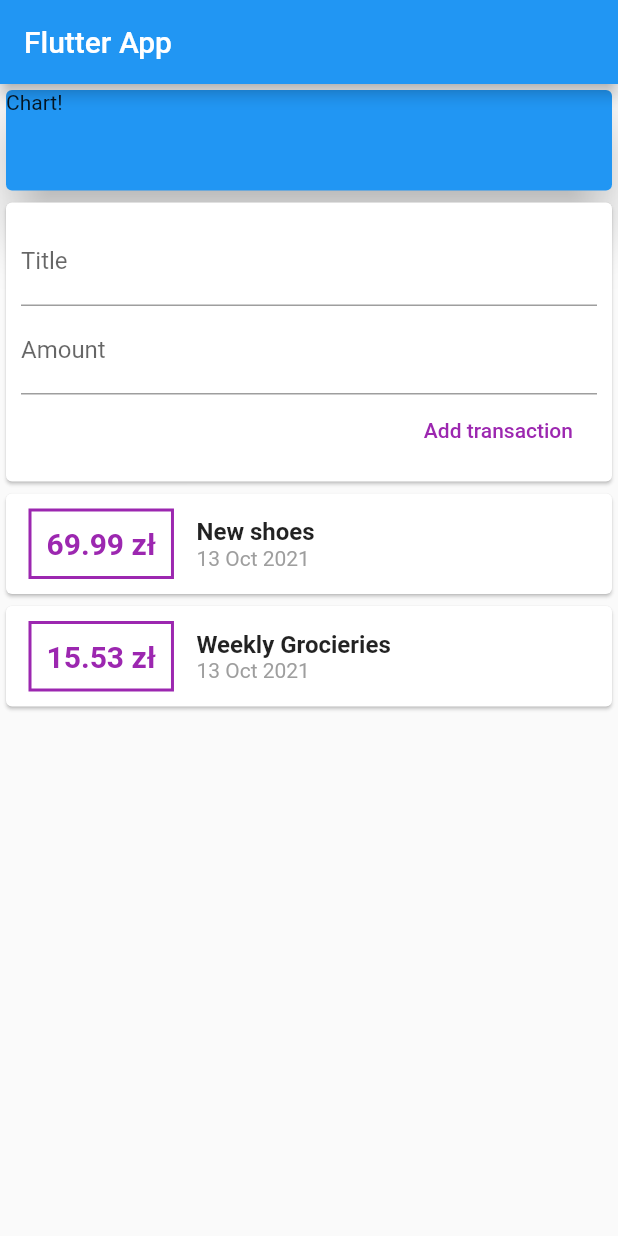
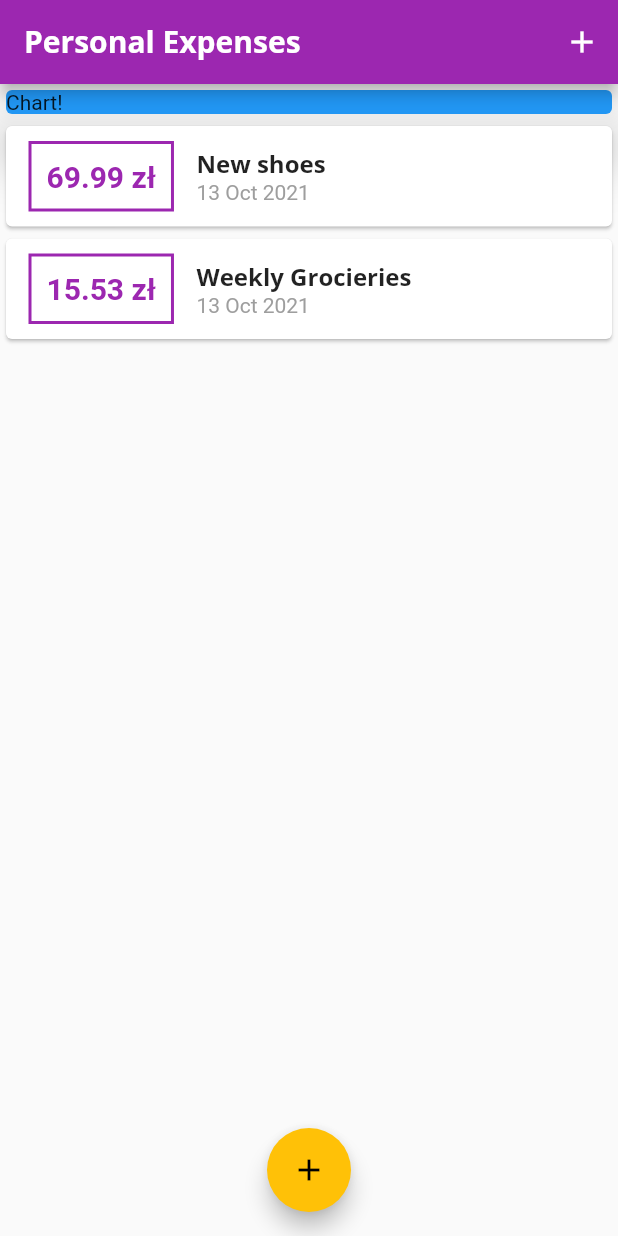
Before and after one commit to artur-sobolewski/flutter_expanditures_app, a Flutter app: the screen it shows after launch, on a phone screen of 412 x 824 dp. Run offline on Flutter 3.47's test engine with Material 2 defaults, Android fonts, the phone set to English and light mode, and no system bars.

Commit message:
Some upgrades and styling

```diff
--- a/lib/main.dart
+++ b/lib/main.dart
@@ -1,5 +1,7 @@
 import 'package:flutter/material.dart';
-import './widgets/user_transactions.dart';
+import './widgets/transaction_list.dart';
+import './widgets/new_transaction.dart';
+import './models/transaction.dart';
 
 void main() => runApp(MyApp());
 
@@ -7,34 +9,113 @@
   @override
   Widget build(BuildContext context) {
     return MaterialApp(
-      title: 'Flutter App',
+      title: 'Personal Expenses',
+      theme: ThemeData(
+        primarySwatch: Colors.purple,
+        accentColor: Colors.amber,
+        fontFamily: 'Quicksand',
+        textTheme: ThemeData.light().textTheme.copyWith(
+              headline6: TextStyle(
+                fontFamily: 'OpenSans',
+                fontSize: 16,
+                fontWeight: FontWeight.bold,
+              ),
+            ),
+        appBarTheme: AppBarTheme(
+          titleTextStyle: TextStyle(
+            fontFamily: 'OpenSans',
+            fontSize: 20.0,
+            fontWeight: FontWeight.bold,
+          ),
+        ),
+      ),
       home: MyHomePage(),
     );
   }
 }
 
-class MyHomePage extends StatelessWidget {
+class MyHomePage extends StatefulWidget {
+  @override
+  State<MyHomePage> createState() => _MyHomePageState();
+}
+
+class _MyHomePageState extends State<MyHomePage> {
+  final List<Transaction> _userTransactions = [
+    Transaction(
+      id: 't1',
+      title: 'New shoes',
+      amount: 69.99,
+      date: DateTime.now(),
+    ),
+    Transaction(
+      id: 't2',
+      title: 'Weekly Grocieries',
+      amount: 15.53,
+      date: DateTime.now(),
+    ),
+  ];
+
+  void _addNewTransactions(String title, double amount) {
+    final newTransaction = Transaction(
+      id: DateTime.now().toString(),
+      title: title,
+      amount: amount,
+      date: DateTime.now(),
+    );
+    setState(() {
+      _userTransactions.add(newTransaction);
+    });
+  }
+
+  void _startAddNewTransaction(BuildContext ctx) {
+    showModalBottomSheet(
+      context: ctx,
+      builder: (_) {
+        return GestureDetector(
+          onTap: () {},
+          child: NewTransaction(_addNewTransactions),
+          behavior: HitTestBehavior.opaque,
+        );
+      },
+    );
+  }
+
   @override
   Widget build(BuildContext context) {
     return Scaffold(
       appBar: AppBar(
-        title: Text('Flutter App'),
+        title: Text(
+          'Personal Expenses',
+          // style: TextStyle(fontFamily: 'OpenSans', fontWeight: FontWeight.bold),
         ),
-      body: Column(
+        actions: <Widget>[
+          IconButton(
+            icon: Icon(Icons.add),
+            onPressed: () => _startAddNewTransaction(context),
+          ),
+        ],
+      ),
+      body: SingleChildScrollView(
+        child: Column(
           //mainAxisAlignment: MainAxisAlignment.spaceAround,
           crossAxisAlignment: CrossAxisAlignment.stretch,
           children: <Widget>[
             Container(
               width: double.infinity,
-            height: 75,
               child: Card(
                 color: Colors.blue,
                 child: Text('Chart!'),
                 elevation: 15,
               ),
             ),
-          UserTransactions(),
+            TransactionList(_userTransactions),
           ],
+        ),
+      ),
+      floatingActionButtonLocation: FloatingActionButtonLocation.centerFloat,
+      floatingActionButton: FloatingActionButton(
+        child: Icon(Icons.add),
+        onPressed: () => _startAddNewTransaction(context),
       ),
     );
   }
--- a/lib/widgets/transaction_list.dart
+++ b/lib/widgets/transaction_list.dart
@@ -9,8 +9,10 @@
 
   @override
   Widget build(BuildContext context) {
-    return Column(
-      children: transactions.map((tx) {
+    return Container(
+      height: 300,
+      child: ListView.builder(
+        itemBuilder: (ctx, index) {
           return Card(
             child: Row(
               children: <Widget>[
@@ -21,17 +23,17 @@
                   ),
                   decoration: BoxDecoration(
                     border: Border.all(
-                    color: Colors.purple,
+                      color: Theme.of(context).primaryColor,
                       width: 2,
                     ),
                   ),
                   padding: EdgeInsets.all(10),
                   child: Text(
-                  '${tx.amount} zł',
+                    '${transactions[index].amount.toStringAsFixed(2)} zł',
                     style: TextStyle(
                       fontWeight: FontWeight.bold,
                       fontSize: 20,
-                    color: Colors.purple,
+                      color: Theme.of(context).primaryColor,
                     ),
                   ),
                 ),
@@ -39,14 +41,12 @@
                   crossAxisAlignment: CrossAxisAlignment.start,
                   children: <Widget>[
                     Text(
-                    tx.title,
-                    style: TextStyle(
-                      fontSize: 16,
-                      fontWeight: FontWeight.bold,
-                    ),
+                      transactions[index].title,
+                      style: Theme.of(context).textTheme.headline6,
                     ),
                     Text(
-                    DateFormat('dd MMM yyyy').format(tx.date),
+                      DateFormat('dd MMM yyyy')
+                          .format(transactions[index].date),
                       style: TextStyle(
                         color: Colors.grey,
                       ),
@@ -56,7 +56,12 @@
               ],
             ),
           );
-      }).toList(),
+        },
+        itemCount: transactions.length,
+        // children: transactions.map((tx) {
+
+        // }).toList(),
+      ),
     );
   }
 }
--- a/lib/widgets/user_transactions.dart
+++ /dev/null
@@ -1,48 +0,0 @@
-import 'package:flutter/material.dart';
-import '../models/transaction.dart';
-import './transaction_list.dart';
-import './new_transaction.dart';
-
-class UserTransactions extends StatefulWidget {
-  @override
-  _UserTransactionsState createState() => _UserTransactionsState();
-}
-
-class _UserTransactionsState extends State<UserTransactions> {
-  final List<Transaction> _userTransactions = [
-    Transaction(
-      id: 't1',
-      title: 'New shoes',
-      amount: 69.99,
-      date: DateTime.now(),
-    ),
-    Transaction(
-      id: 't2',
-      title: 'Weekly Grocieries',
-      amount: 15.53,
-      date: DateTime.now(),
-    ),
-  ];
-
-  void _addNewTransactions(String title, double amount) {
-    final newTransaction = Transaction(
-      id: DateTime.now().toString(),
-      title: title,
-      amount: amount,
-      date: DateTime.now(),
-    );
-    setState(() {
-      _userTransactions.add(newTransaction);
-    });
-  }
-
-  @override
-  Widget build(BuildContext context) {
-    return Column(
-      children: [
-        NewTransaction(_addNewTransactions),
-        TransactionList(_userTransactions),
-      ],
-    );
-  }
-}
```
Also changed, not shown: lib/widgets/new_transaction.dart (+27 -3 lines), pubspec.yaml (+12 -7 lines), assets/fonts/OpenSans-Bold.ttf (added), assets/fonts/OpenSans-Regular.ttf (added), assets/fonts/Quicksand-Bold.ttf (added), assets/fonts/Quicksand-Light.ttf (added), assets/fonts/Quicksand-Medium.ttf (added), assets/fonts/Quicksand-Regular.ttf (added), 1 other file. Lines whose indentation alone changed are shown as unchanged.
